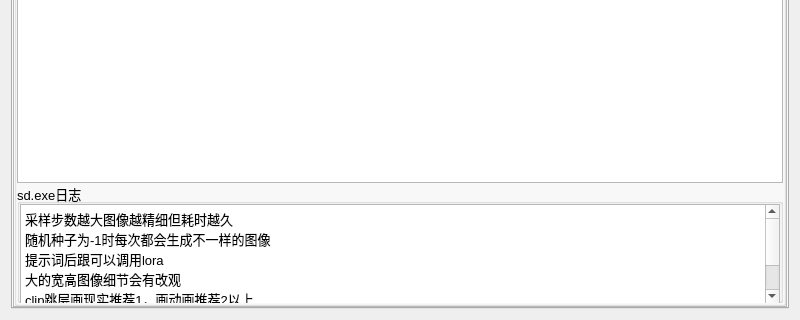
Qt form expend.ui (ylsdamxssjxxdd/eva) before a commit; both pictures show x 0 to 800 and y 336 to 656 of the 800 by 656 pixel window.
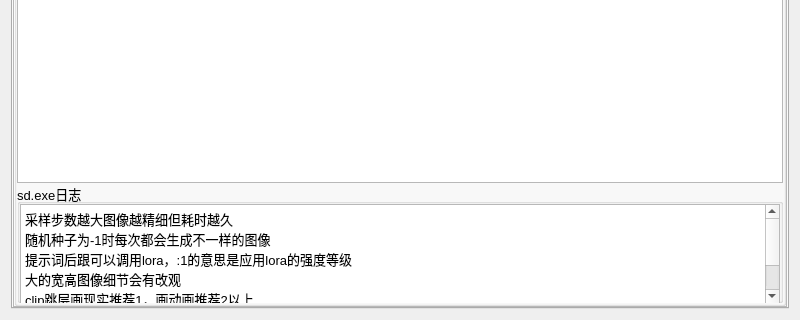
The same form after that commit. The open tabs and pages were chosen to show the change.

Patch:
```diff
--- a/expend.ui
+++ b/expend.ui
@@ -2424,7 +2424,7 @@
                   <property name="plainText">
                    <string>采样步数越大图像越精细但耗时越久
 随机种子为-1时每次都会生成不一样的图像
-提示词后跟&lt;lora:lora模型名字:1&gt;可以调用lora
+提示词后跟&lt;lora:lora模型名字:1&gt;可以调用lora，:1的意思是应用lora的强度等级
 大的宽高图像细节会有改观
 clip跳层画现实推荐1，画动画推荐2以上
 </string>
```
Left out of the diff: 2 changed lines with no effect on the pictures.
